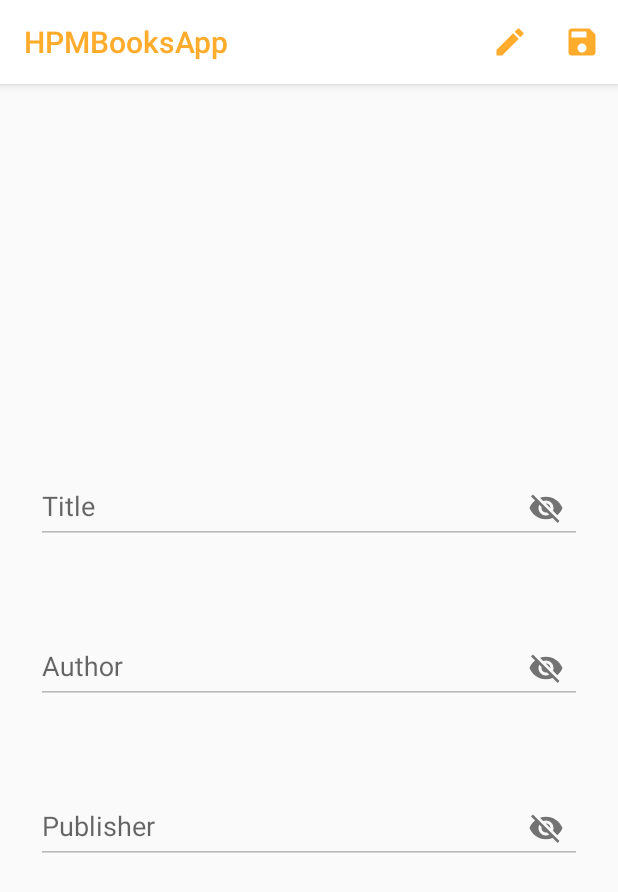
After one commit to DreVla/HPMBooks, an Android app: the DetailsActivity screen opened directly, with no data from a screen before it, on a phone screen of 412 x 824 dp. The commit adds this screen. Shown: the top 892 px of the screen. Run offline under Robolectric (Android 15) with nearby library versions, the phone set to English and light mode, and no system bars; our stand-ins replace data binding.

Commit message:
Details Edit/Save
Added details page with ability to edit the book and save it.

```diff
--- a/app/src/main/AndroidManifest.xml
+++ b/app/src/main/AndroidManifest.xml
@@ -11,7 +11,8 @@
         android:roundIcon="@mipmap/ic_launcher_round"
         android:supportsRtl="true"
         android:theme="@style/AppTheme">
-        <activity android:name=".view.AddBookActivity"></activity>
+        <activity android:name=".view.DetailsActivity"></activity>
+        <activity android:name=".view.AddBookActivity" />
         <activity android:name=".view.BooksActivity" />
         <activity android:name=".view.LoginActivity" />
         <activity android:name=".view.RegisterActivity" />
--- a/app/src/main/java/com/hpmtutorial/hpmbooksapp/model/network/BookAPI.java
+++ b/app/src/main/java/com/hpmtutorial/hpmbooksapp/model/network/BookAPI.java
@@ -14,6 +14,8 @@ import retrofit2.http.GET;
 import retrofit2.http.Header;
 import retrofit2.http.Headers;
 import retrofit2.http.POST;
+import retrofit2.http.PUT;
+import retrofit2.http.Path;
 
 public interface BookAPI {
 
--- a/app/src/main/java/com/hpmtutorial/hpmbooksapp/view/AddBookActivity.java
+++ b/app/src/main/java/com/hpmtutorial/hpmbooksapp/view/AddBookActivity.java
@@ -51,7 +51,7 @@ public class AddBookActivity extends AppCompatActivity {
                 AlertDialog.Builder builder = new AlertDialog.Builder(context);
                 builder.setMessage(errorMessage)
                         .setTitle(R.string.error_message)
-                        .setPositiveButton(R.string.retry, new DialogInterface.OnClickListener() {
+                        .setPositiveButton(R.string.ok, new DialogInterface.OnClickListener() {
                             @Override
                             public void onClick(DialogInterface dialogInterface, int i) {
                             }
@@ -73,7 +73,6 @@ public class AddBookActivity extends AppCompatActivity {
                         DataBindingAdapters.setErrorMessage(publisherLayour, getResources().getString(R.string.fill_fields));
                         break;
                     case SUCCESS:
-                        Log.d("AddBook", "onChanged: ends activity");
                         setResult(RESULT_OK);
                         finish();
                         break;
@@ -88,7 +87,6 @@ public class AddBookActivity extends AppCompatActivity {
         SharedPreferences sharedPref = getApplication().getSharedPreferences(getString(R.string.preference_file_key), Context.MODE_PRIVATE);
         String token = sharedPref.getString(getString(R.string.auth_token), null);
         addBookActivityViewModel.setToken(token);
-        Log.d("TokenFromSHPRF", "getToken: " + token);
         return token;
     }
 }
--- /dev/null
+++ b/app/src/main/java/com/hpmtutorial/hpmbooksapp/view/DetailsActivity.java
@@ -0,0 +1,91 @@
+package com.hpmtutorial.hpmbooksapp.view;
+
+import androidx.appcompat.app.AppCompatActivity;
+import androidx.databinding.DataBindingUtil;
+import androidx.lifecycle.ViewModel;
+import androidx.lifecycle.ViewModelProviders;
+
+import android.content.Context;
+import android.content.SharedPreferences;
+import android.os.Bundle;
+import android.util.Log;
+import android.view.Menu;
+import android.view.MenuInflater;
+import android.view.MenuItem;
+
+import com.google.android.material.textfield.TextInputEditText;
+import com.hpmtutorial.hpmbooksapp.R;
+import com.hpmtutorial.hpmbooksapp.databinding.ActivityDetailsBinding;
+import com.hpmtutorial.hpmbooksapp.databinding.ActivityLoginBinding;
+import com.hpmtutorial.hpmbooksapp.viewmodel.DetailsViewModel;
+import com.hpmtutorial.hpmbooksapp.viewmodel.LoginActivityViewModel;
+
+public class DetailsActivity extends AppCompatActivity {
+
+    private DetailsViewModel detailsViewModel;
+    private ActivityDetailsBinding binding;
+    private String id;
+    private TextInputEditText titleEditText, authorEditText, publisherEditText;
+
+    @Override
+    protected void onCreate(Bundle savedInstanceState) {
+        super.onCreate(savedInstanceState);
+        binding = DataBindingUtil.setContentView(this, R.layout.activity_details);
+        detailsViewModel = ViewModelProviders.of(this).get(DetailsViewModel.class);
+
+        binding.setLifecycleOwner(this);
+        binding.setDetailsViewModel(detailsViewModel);
+
+        id = getIntent().getStringExtra("book_id");
+
+        titleEditText = findViewById(R.id.details_title_edittext);
+        authorEditText = findViewById(R.id.details_author_edittext);
+        publisherEditText = findViewById(R.id.details_publisher_edittext);
+
+        titleEditText.setEnabled(false);
+        authorEditText.setEnabled(false);
+        publisherEditText.setEnabled(false);
+
+        loadBook();
+    }
+
+    public boolean onCreateOptionsMenu(Menu menu) {
+        MenuInflater inflater = getMenuInflater();
+        inflater.inflate(R.menu.edit_menu, menu);
+        return true;
+    }
+
+    @Override
+    public boolean onOptionsItemSelected(MenuItem item) {
+        switch (item.getItemId()) {
+            case R.id.details_edit_button:
+                titleEditText.setEnabled(true);
+                authorEditText.setEnabled(true);
+                publisherEditText.setEnabled(true);
+                break;
+            case R.id.details_save_button:
+                updateBook();
+                titleEditText.setEnabled(false);
+                authorEditText.setEnabled(false);
+                publisherEditText.setEnabled(false);
+                break;
+        }
+        return super.onOptionsItemSelected(item);
+    }
+
+    public void loadBook(){
+        SharedPreferences sharedPref = this.getSharedPreferences(getString(R.string.preference_file_key), Context.MODE_PRIVATE);
+        String token = sharedPref.getString(getString(R.string.auth_token), null);
+        if(token != null){
+            detailsViewModel.sendGet(token,id);
+        }
+    }
+
+    public void updateBook(){
+        SharedPreferences sharedPref = this.getSharedPreferences(getString(R.string.preference_file_key), Context.MODE_PRIVATE);
+        String token = sharedPref.getString(getString(R.string.auth_token), null);
+        if(token != null){
+            detailsViewModel.sendPut(token,id);
+        }
+    }
+}
--- a/app/src/main/java/com/hpmtutorial/hpmbooksapp/view/LoginActivity.java
+++ b/app/src/main/java/com/hpmtutorial/hpmbooksapp/view/LoginActivity.java
@@ -92,7 +92,7 @@ public class LoginActivity extends AppCompatActivity {
                 AlertDialog.Builder builder = new AlertDialog.Builder(context);
                 builder.setMessage(errorMessage)
                         .setTitle(R.string.error_message)
-                        .setPositiveButton(R.string.retry, new DialogInterface.OnClickListener() {
+                        .setPositiveButton(R.string.ok, new DialogInterface.OnClickListener() {
                             @Override
                             public void onClick(DialogInterface dialogInterface, int i) {
                             }
--- a/app/src/main/java/com/hpmtutorial/hpmbooksapp/view/RegisterActivity.java
+++ b/app/src/main/java/com/hpmtutorial/hpmbooksapp/view/RegisterActivity.java
@@ -110,7 +110,7 @@ public class RegisterActivity extends AppCompatActivity {
                 AlertDialog.Builder builder = new AlertDialog.Builder(context);
                 builder.setMessage(errorMessage)
                         .setTitle(R.string.error_message)
-                        .setPositiveButton(R.string.retry, new DialogInterface.OnClickListener() {
+                        .setPositiveButton(R.string.ok, new DialogInterface.OnClickListener() {
                             @Override
                             public void onClick(DialogInterface dialogInterface, int i) {
                             }
--- /dev/null
+++ b/app/src/main/res/drawable/edit_button_icon.xml
@@ -0,0 +1,5 @@
+<vector android:height="24dp" android:tint="@color/colorAccent"
+    android:viewportHeight="24.0" android:viewportWidth="24.0"
+    android:width="24dp" xmlns:android="http://schemas.android.com/apk/res/android">
+    <path android:fillColor="#FF000000" android:pathData="M3,17.25V21h3.75L17.81,9.94l-3.75,-3.75L3,17.25zM20.71,7.04c0.39,-0.39 0.39,-1.02 0,-1.41l-2.34,-2.34c-0.39,-0.39 -1.02,-0.39 -1.41,0l-1.83,1.83 3.75,3.75 1.83,-1.83z"/>
+</vector>
--- /dev/null
+++ b/app/src/main/res/drawable/ic_save_black_24dp.xml
@@ -0,0 +1,5 @@
+<vector android:height="24dp" android:tint="@color/colorAccent"
+    android:viewportHeight="24.0" android:viewportWidth="24.0"
+    android:width="24dp" xmlns:android="http://schemas.android.com/apk/res/android">
+    <path android:fillColor="#FF000000" android:pathData="M17,3L5,3c-1.11,0 -2,0.9 -2,2v14c0,1.1 0.89,2 2,2h14c1.1,0 2,-0.9 2,-2L21,7l-4,-4zM12,19c-1.66,0 -3,-1.34 -3,-3s1.34,-3 3,-3 3,1.34 3,3 -1.34,3 -3,3zM15,9L5,9L5,5h10v4z"/>
+</vector>
--- /dev/null
+++ b/app/src/main/res/layout/activity_details.xml
@@ -0,0 +1,73 @@
+<?xml version="1.0" encoding="utf-8"?>
+<layout xmlns:android="http://schemas.android.com/apk/res/android"
+    xmlns:app="http://schemas.android.com/apk/res-auto"
+    xmlns:tools="http://schemas.android.com/tools">
+
+    <data>
+        <variable
+            name="detailsViewModel"
+            type="com.hpmtutorial.hpmbooksapp.viewmodel.DetailsViewModel" />
+    </data>
+
+    <LinearLayout
+        android:layout_width="match_parent"
+        android:layout_height="match_parent"
+        tools:context=".view.DetailsActivity"
+        android:orientation="vertical"
+        android:gravity="center"
+        android:focusable="true"
+        android:focusableInTouchMode="true">
+
+        <com.google.android.material.textfield.TextInputLayout
+            android:id="@+id/details_title_layout"
+            android:layout_width="match_parent"
+            android:layout_height="wrap_content"
+            android:layout_margin="24dp"
+            app:passwordToggleEnabled="true">
+
+            <com.google.android.material.textfield.TextInputEditText
+                android:id="@+id/details_title_edittext"
+                android:text="@={detailsViewModel.title}"
+                android:layout_width="match_parent"
+                android:layout_height="wrap_content"
+                android:hint="@string/add_book_title"
+                android:inputType="text"
+                />
+        </com.google.android.material.textfield.TextInputLayout>
+
+        <com.google.android.material.textfield.TextInputLayout
+            android:id="@+id/details_author_layout"
+            android:layout_width="match_parent"
+            android:layout_height="wrap_content"
+            android:layout_margin="24dp"
+            app:passwordToggleEnabled="true">
+
+            <com.google.android.material.textfield.TextInputEditText
+                android:id="@+id/details_author_edittext"
+                android:text="@={detailsViewModel.author}"
+                android:layout_width="match_parent"
+                android:layout_height="wrap_content"
+                android:hint="@string/add_book_author"
+                android:inputType="text"
+                />
+        </com.google.android.material.textfield.TextInputLayout>
+
+        <com.google.android.material.textfield.TextInputLayout
+            android:id="@+id/details_publisher_layout"
+            android:layout_width="match_parent"
+            android:layout_height="wrap_content"
+            android:layout_margin="24dp"
+            app:passwordToggleEnabled="true">
+
+            <com.google.android.material.textfield.TextInputEditText
+                android:id="@+id/details_publisher_edittext"
+                android:text="@={detailsViewModel.publisher}"
+                android:layout_width="match_parent"
+                android:layout_height="wrap_content"
+                android:hint="@string/add_book_publisher"
+                android:inputType="text"
+                />
+        </com.google.android.material.textfield.TextInputLayout>
+
+    </LinearLayout>
+</layout>
--- /dev/null
+++ b/app/src/main/res/menu/edit_menu.xml
@@ -0,0 +1,13 @@
+<?xml version="1.0" encoding="utf-8"?>
+<menu xmlns:app="http://schemas.android.com/apk/res-auto"
+    xmlns:android="http://schemas.android.com/apk/res/android">
+
+    <item android:id="@+id/details_edit_button"
+        android:icon="@drawable/edit_button_icon"
+        app:showAsAction="ifRoom"
+        android:title="Edit" />
+    <item android:id="@+id/details_save_button"
+        android:icon="@drawable/ic_save_black_24dp"
+        app:showAsAction="ifRoom"
+        android:title="Save" />
+</menu>
--- a/app/src/main/res/values/strings.xml
+++ b/app/src/main/res/values/strings.xml
@@ -19,4 +19,5 @@
     <string name="add_book_author">Author</string>
     <string name="add_book_publisher">Publisher</string>
     <string name="add_book_button">Add Book</string>
+    <string name="ok">Ok</string>
 </resources>
```
Also changed, not shown: app/src/main/java/com/hpmtutorial/hpmbooksapp/model/Book.java (+11 -0 lines), app/src/main/java/com/hpmtutorial/hpmbooksapp/view/BooksActivity.java (+12 -3 lines), app/src/main/java/com/hpmtutorial/hpmbooksapp/view/HomeActivity.java (deleted, +0 -16 lines), app/src/main/java/com/hpmtutorial/hpmbooksapp/view/adapter/BooksRecyclerViewAdapter.java (+6 -1 lines), app/src/main/java/com/hpmtutorial/hpmbooksapp/viewmodel/DetailsViewModel.java (added, +83 -0 lines).
